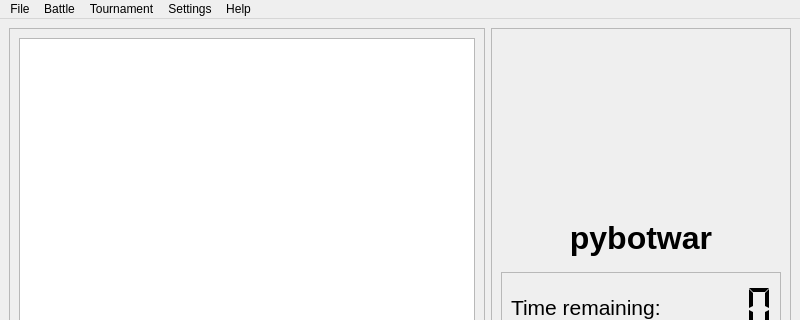
Before: the Qt Designer form data/ui/mainwindow.ui in tvoli/pybotwar, drawn with Qt 5; both pictures show x 0 to 800 and y 0 to 320 of the 800 by 560 pixel window.
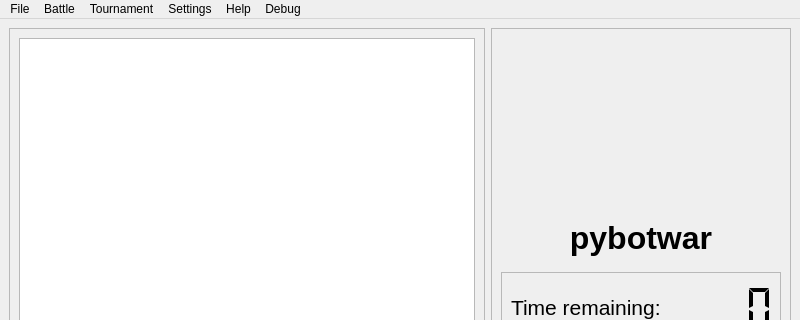
After: the same form once the commit is applied.

Commit message:
Add robot debug enable/disable switch in GUI.
Also sets up logging to ease debugging of the application itself.

What changed in the file:
```diff
--- a/data/ui/mainwindow.ui
+++ b/data/ui/mainwindow.ui
@@ -204,11 +204,18 @@
     <addaction name="separator"/>
     <addaction name="actionAbout_pybotwar"/>
    </widget>
+   <widget class="QMenu" name="menuDebug">
+    <property name="title">
+     <string>Debug</string>
+    </property>
+    <addaction name="actionEnableDebug"/>
+   </widget>
    <addaction name="menuFile"/>
    <addaction name="menuBattle"/>
    <addaction name="menuTournament"/>
    <addaction name="menuSettings"/>
    <addaction name="menuHelp"/>
+   <addaction name="menuDebug"/>
   </widget>
   <widget class="QStatusBar" name="statusbar"/>
   <action name="actionQuit">
```
Left out of the diff: 25 changed lines with no effect on the pictures. The commit also changes 5 other files.
